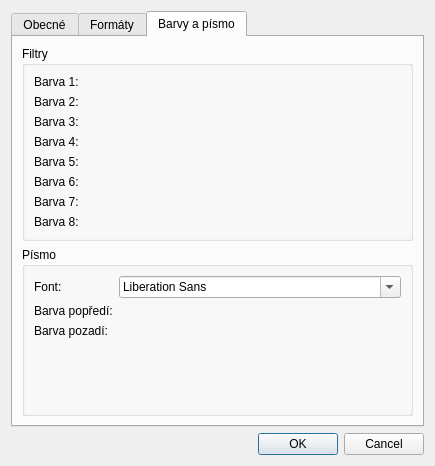
Qt form settings.ui (Curtis-Ray/todo) before a commit.
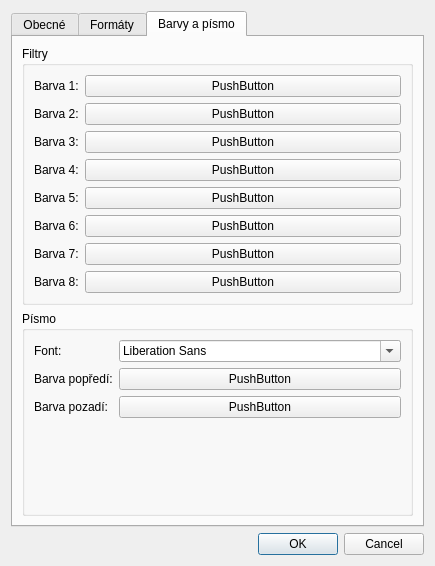
The same form after that commit. The open tabs and pages were chosen to show the change. Custom widgets are drawn as their Qt base class.

Commit message: Color and font settings.

Diff of the .ui file:
```diff
--- a/settings.ui
+++ b/settings.ui
@@ -7,7 +7,7 @@
     <x>0</x>
     <y>0</y>
     <width>435</width>
-    <height>466</height>
+    <height>566</height>
    </rect>
   </property>
   <property name="windowTitle">
@@ -132,9 +132,6 @@
               </property>
              </widget>
             </item>
-            <item row="1" column="1">
-             <widget class="QWidget" name="color2Widget" native="true"/>
-            </item>
             <item row="2" column="0">
              <widget class="QLabel" name="color3Label">
               <property name="text">
@@ -142,9 +139,6 @@
               </property>
              </widget>
             </item>
-            <item row="2" column="1">
-             <widget class="QWidget" name="color3Widget" native="true"/>
-            </item>
             <item row="3" column="0">
              <widget class="QLabel" name="color4Label">
               <property name="text">
@@ -152,9 +146,6 @@
               </property>
              </widget>
             </item>
-            <item row="3" column="1">
-             <widget class="QWidget" name="color4Widget" native="true"/>
-            </item>
             <item row="4" column="0">
              <widget class="QLabel" name="color5Label">
               <property name="text">
@@ -162,9 +153,6 @@
               </property>
              </widget>
             </item>
-            <item row="4" column="1">
-             <widget class="QWidget" name="color5Widget" native="true"/>
-            </item>
             <item row="5" column="0">
              <widget class="QLabel" name="color6Label">
               <property name="text">
@@ -172,9 +160,6 @@
               </property>
              </widget>
             </item>
-            <item row="5" column="1">
-             <widget class="QWidget" name="color6Widget" native="true"/>
-            </item>
             <item row="6" column="0">
              <widget class="QLabel" name="color7Label">
               <property name="text">
@@ -182,9 +167,6 @@
               </property>
              </widget>
             </item>
-            <item row="6" column="1">
-             <widget class="QWidget" name="color7Widget" native="true"/>
-            </item>
             <item row="7" column="0">
              <widget class="QLabel" name="color8Label">
               <property name="text">
@@ -192,9 +174,6 @@
               </property>
              </widget>
             </item>
-            <item row="7" column="1">
-             <widget class="QWidget" name="color8Widget" native="true"/>
-            </item>
             <item row="0" column="0">
              <widget class="QLabel" name="color1Label">
               <property name="text">
@@ -203,7 +182,60 @@
              </widget>
             </item>
             <item row="0" column="1">
-             <widget class="QWidget" name="color1Widget" native="true"/>
+             <widget class="QtColorPicker" name="color1Button">
+              <property name="text">
+               <string>PushButton</string>
+              </property>
+             </widget>
+            </item>
+            <item row="1" column="1">
+             <widget class="QtColorPicker" name="color2Button">
+              <property name="text">
+               <string>PushButton</string>
+              </property>
+             </widget>
+            </item>
+            <item row="2" column="1">
+             <widget class="QtColorPicker" name="color3Button">
+              <property name="text">
+               <string>PushButton</string>
+              </property>
+             </widget>
+            </item>
+            <item row="3" column="1">
+             <widget class="QtColorPicker" name="color4Button">
+              <property name="text">
+               <string>PushButton</string>
+              </property>
+             </widget>
+            </item>
+            <item row="4" column="1">
+             <widget class="QtColorPicker" name="color5Button">
+              <property name="text">
+               <string>PushButton</string>
+              </property>
+             </widget>
+            </item>
+            <item row="5" column="1">
+             <widget class="QtColorPicker" name="color6Button">
+              <property name="text">
+               <string>PushButton</string>
+              </property>
+             </widget>
+            </item>
+            <item row="6" column="1">
+             <widget class="QtColorPicker" name="color7Button">
+              <property name="text">
+               <string>PushButton</string>
+              </property>
+             </widget>
+            </item>
+            <item row="7" column="1">
+             <widget class="QtColorPicker" name="color8Button">
+              <property name="text">
+               <string>PushButton</string>
+              </property>
+             </widget>
             </item>
            </layout>
           </item>
@@ -243,10 +275,18 @@
              <widget class="QFontComboBox" name="fontComboBox"/>
             </item>
             <item row="1" column="1">
-             <widget class="QWidget" name="widget" native="true"/>
+             <widget class="QtColorPicker" name="foregroundButton">
+              <property name="text">
+               <string>PushButton</string>
+              </property>
+             </widget>
             </item>
             <item row="2" column="1">
-             <widget class="QWidget" name="widget_2" native="true"/>
+             <widget class="QtColorPicker" name="backgroundButton">
+              <property name="text">
+               <string>PushButton</string>
+              </property>
+             </widget>
             </item>
            </layout>
           </item>
@@ -259,6 +299,13 @@
    </item>
   </layout>
  </widget>
+ <customwidgets>
+  <customwidget>
+   <class>QtColorPicker</class>
+   <extends>QPushButton</extends>
+   <header location="global">qtcolorpicker.h</header>
+  </customwidget>
+ </customwidgets>
  <resources/>
  <connections>
   <connection>
```
Left out of the diff: 11 changed lines with no effect on the pictures. The commit also changes 45 other files.
